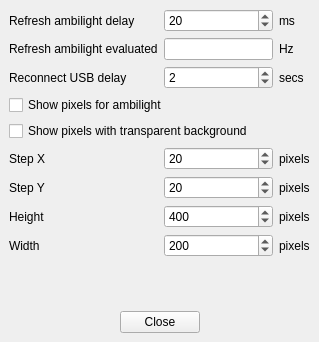
The window that AmbilightUSB_PC/src/mainwindow.ui (Atarity/Lightpack) describes before a commit, drawn with Qt 5.
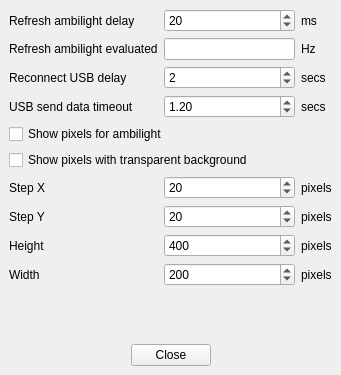
The same window after the commit. Icons and pictures are not drawn.

Commit message: Add settings timeout of USB send data (usbHidSetReport). Add to class RectGetPixel drawBigPoint 1 pixel -> 4 pixels (looks better).

```diff
--- a/AmbilightUSB_PC/src/mainwindow.ui
+++ b/AmbilightUSB_PC/src/mainwindow.ui
@@ -6,16 +6,16 @@
    <rect>
     <x>0</x>
     <y>0</y>
-    <width>319</width>
-    <height>342</height>
+    <width>341</width>
+    <height>375</height>
    </rect>
   </property>
   <property name="windowTitle">
    <string>Ambilight USB - Settings</string>
   </property>
   <property name="windowIcon">
-   <iconset>
-    <normaloff>:/res/settings.png</normaloff>:/res/settings.png</iconset>
+   <iconset resource="../res_ambilight.qrc">
+    <normaloff>:/icons/settings.png</normaloff>:/icons/settings.png</iconset>
   </property>
   <property name="locale">
    <locale language="English" country="UnitedStates"/>
@@ -51,13 +51,6 @@
         </property>
        </widget>
       </item>
-      <item row="2" column="0">
-       <widget class="QLabel" name="label_Reconnect">
-        <property name="text">
-         <string>Reconnect USB delay</string>
-        </property>
-       </widget>
-      </item>
       <item row="2" column="1">
        <widget class="QSpinBox" name="spinBox_ReconnectDelay">
         <property name="minimum">
@@ -75,21 +68,21 @@
         </property>
        </widget>
       </item>
-      <item row="5" column="0">
+      <item row="7" column="0">
        <widget class="QLabel" name="label_x_step">
         <property name="text">
          <string>Step X</string>
         </property>
        </widget>
       </item>
-      <item row="5" column="2">
+      <item row="7" column="2">
        <widget class="QLabel" name="label_sec_2">
         <property name="text">
          <string>pixels</string>
         </property>
        </widget>
       </item>
-      <item row="6" column="1">
+      <item row="8" column="1">
        <widget class="QSpinBox" name="spinBox_StepY">
         <property name="minimum">
          <number>1</number>
@@ -99,14 +92,14 @@
         </property>
        </widget>
       </item>
-      <item row="6" column="2">
+      <item row="8" column="2">
        <widget class="QLabel" name="label_sec_3">
         <property name="text">
          <string>pixels</string>
         </property>
        </widget>
       </item>
-      <item row="5" column="1">
+      <item row="7" column="1">
        <widget class="QSpinBox" name="spinBox_StepX">
         <property name="minimum">
          <number>1</number>
@@ -116,21 +109,21 @@
         </property>
        </widget>
       </item>
-      <item row="6" column="0">
+      <item row="8" column="0">
        <widget class="QLabel" name="label_y_step">
         <property name="text">
          <string>Step Y</string>
         </property>
        </widget>
       </item>
-      <item row="7" column="0">
+      <item row="9" column="0">
        <widget class="QLabel" name="label_height">
         <property name="text">
          <string>Height</string>
         </property>
        </widget>
       </item>
-      <item row="7" column="1">
+      <item row="9" column="1">
        <widget class="QSpinBox" name="spinBox_HeightAmbilight">
         <property name="minimum">
          <number>1</number>
@@ -143,21 +136,21 @@
         </property>
        </widget>
       </item>
-      <item row="7" column="2">
+      <item row="9" column="2">
        <widget class="QLabel" name="label_sec_4">
         <property name="text">
          <string>pixels</string>
         </property>
        </widget>
       </item>
-      <item row="8" column="0">
+      <item row="10" column="0">
        <widget class="QLabel" name="label_width">
         <property name="text">
          <string>Width</string>
         </property>
        </widget>
       </item>
-      <item row="8" column="1">
+      <item row="10" column="1">
        <widget class="QSpinBox" name="spinBox_WidthAmbilight">
         <property name="minimum">
          <number>1</number>
@@ -170,21 +163,21 @@
         </property>
        </widget>
       </item>
-      <item row="8" column="2">
+      <item row="10" column="2">
        <widget class="QLabel" name="label_sec_5">
         <property name="text">
          <string>pixels</string>
         </property>
        </widget>
       </item>
-      <item row="3" column="0" colspan="3">
+      <item row="5" column="0" colspan="3">
        <widget class="QCheckBox" name="checkBox_ShowPixelsAmbilight">
         <property name="text">
          <string>Show pixels for ambilight</string>
         </property>
        </widget>
       </item>
-      <item row="4" column="0" colspan="3">
+      <item row="6" column="0" colspan="3">
        <widget class="QCheckBox" name="checkBox_ShowPixelsTransparentBackground">
         <property name="text">
          <string>Show pixels with transparent background</string>
@@ -215,6 +208,43 @@
         </property>
        </widget>
       </item>
+      <item row="2" column="0">
+       <widget class="QLabel" name="label_Reconnect">
+        <property name="text">
+         <string>Reconnect USB delay</string>
+        </property>
+       </widget>
+      </item>
+      <item row="3" column="0">
+       <widget class="QLabel" name="label_USBSendDataTimeout">
+        <property name="text">
+         <string>USB send data timeout</string>
+        </property>
+       </widget>
+      </item>
+      <item row="3" column="2">
+       <widget class="QLabel" name="label_sec_6">
+        <property name="text">
+         <string>secs</string>
+        </property>
+       </widget>
+      </item>
+      <item row="3" column="1">
+       <widget class="QDoubleSpinBox" name="doubleSpinBoxUsbSendDataTimeout">
+        <property name="minimum">
+         <double>0.200000000000000</double>
+        </property>
+        <property name="maximum">
+         <double>20.000000000000000</double>
+        </property>
+        <property name="singleStep">
+         <double>0.200000000000000</double>
+        </property>
+        <property name="value">
+         <double>1.200000000000000</double>
+        </property>
+       </widget>
+      </item>
      </layout>
     </item>
     <item>
```
Left out of the diff: 2 changed lines with no effect on the pictures. The commit also changes 17 other files.
